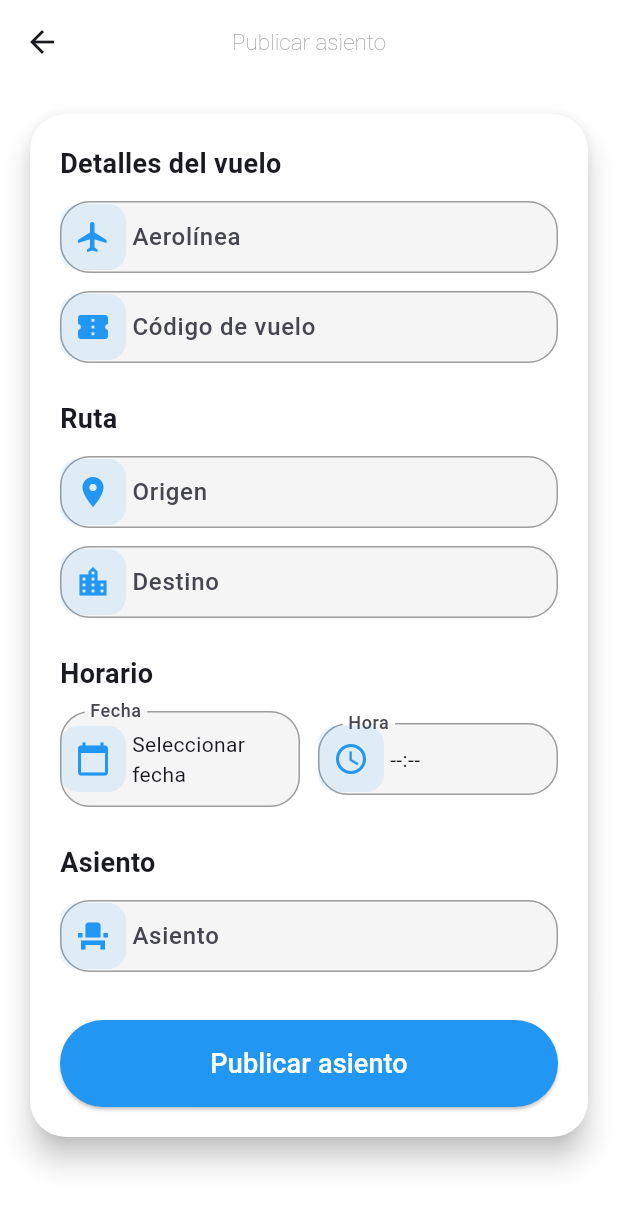
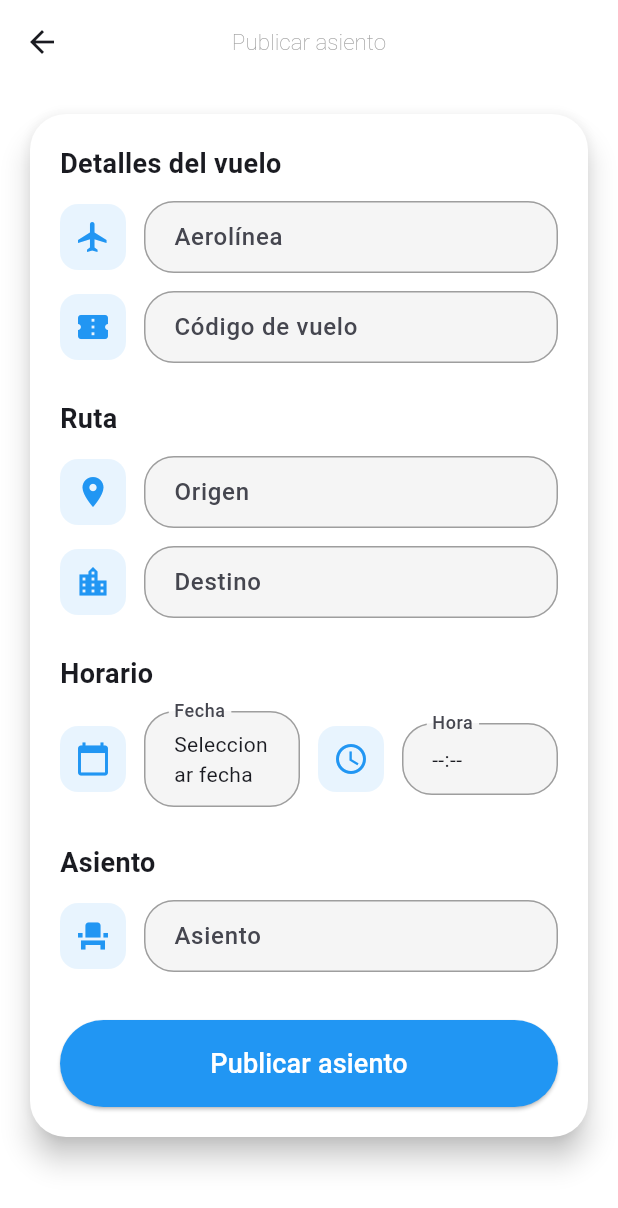
Before and after one commit to laiamarnav/Swappy, a Flutter app: the CreateListingScreen screen opened by its route, on a phone screen of 412 x 824 dp. Shown: the top 1208 px of the screen. Run offline on Flutter 3.47's test engine with Material 3 defaults, Android fonts, the phone set to English and light mode, and no system bars; our stand-ins replace curved_navigation_bar, firebase_auth, firebase_core, get_it, shared_preferences; accounts and stored records are empty.

Commit message:
Revert "refactor: use prefix icons for search and listing inputs"

```diff
--- a/lib/presentation/listing/create_listing_screen.dart
+++ b/lib/presentation/listing/create_listing_screen.dart
@@ -52,8 +52,24 @@ class _CreateListingScreenState extends State<CreateListingScreen> {
     }
   }
 
+  Widget _iconBox(IconData icon) {
+    return Container(
+      padding: const EdgeInsets.all(10),
+      decoration: BoxDecoration(
+        color: Colors.blue.withOpacity(0.1),
+        borderRadius: BorderRadius.circular(12),
+      ),
+      child: Icon(icon, color: Colors.blue),
+    );
+  }
+
   Widget _inputTile(String label, IconData icon, TextEditingController c) {
-    return TextFormField(
+    return Row(
+      children: [
+        _iconBox(icon),
+        const SizedBox(width: 12),
+        Expanded(
+          child: TextFormField(
             controller: c,
             decoration: InputDecoration(
               labelText: label,
@@ -65,24 +81,22 @@ class _CreateListingScreenState extends State<CreateListingScreen> {
               ),
               contentPadding:
                   const EdgeInsets.symmetric(horizontal: 16, vertical: 12),
-        prefixIcon: Container(
-          padding: const EdgeInsets.all(10),
-          decoration: BoxDecoration(
-            color: Colors.blue.withOpacity(0.1),
-            borderRadius: BorderRadius.circular(12),
-          ),
-          child: Icon(icon, color: Colors.blue),
-        ),
-        prefixIconConstraints:
-            const BoxConstraints(minWidth: 0, minHeight: 0),
             ),
             validator: (v) => v == null || v.isEmpty ? 'Required' : null,
+          ),
+        ),
+      ],
     );
   }
 
   Widget _dateTimeTile(
       String label, IconData icon, String value, VoidCallback onTap) {
-    return GestureDetector(
+    return Row(
+      children: [
+        _iconBox(icon),
+        const SizedBox(width: 12),
+        Expanded(
+          child: GestureDetector(
             onTap: onTap,
             child: InputDecorator(
               decoration: InputDecoration(
@@ -95,19 +109,12 @@ class _CreateListingScreenState extends State<CreateListingScreen> {
                 ),
                 contentPadding:
                     const EdgeInsets.symmetric(horizontal: 16, vertical: 12),
-          prefixIcon: Container(
-            padding: const EdgeInsets.all(10),
-            decoration: BoxDecoration(
-              color: Colors.blue.withOpacity(0.1),
-              borderRadius: BorderRadius.circular(12),
-            ),
-            child: Icon(icon, color: Colors.blue),
-          ),
-          prefixIconConstraints:
-              const BoxConstraints(minWidth: 0, minHeight: 0),
               ),
               child: Text(value),
             ),
+          ),
+        ),
+      ],
     );
   }
 
```
Also changed, not shown: lib/presentation/widgets/search_form.dart (+26 -19 lines). Lines whose indentation alone changed are shown as unchanged.
